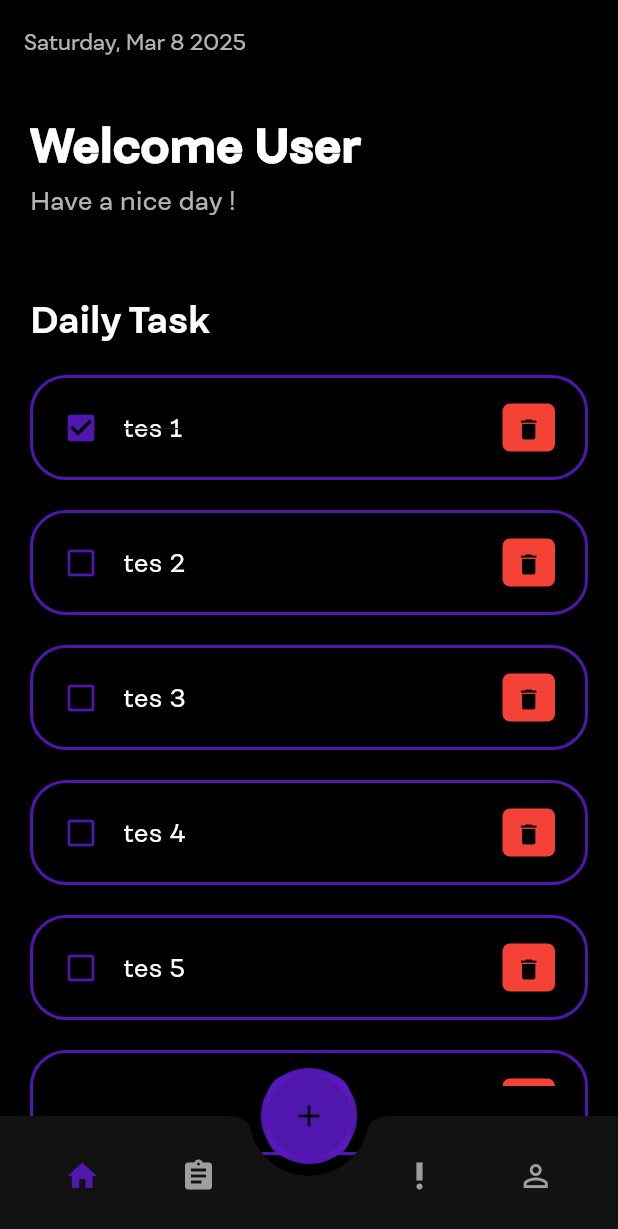
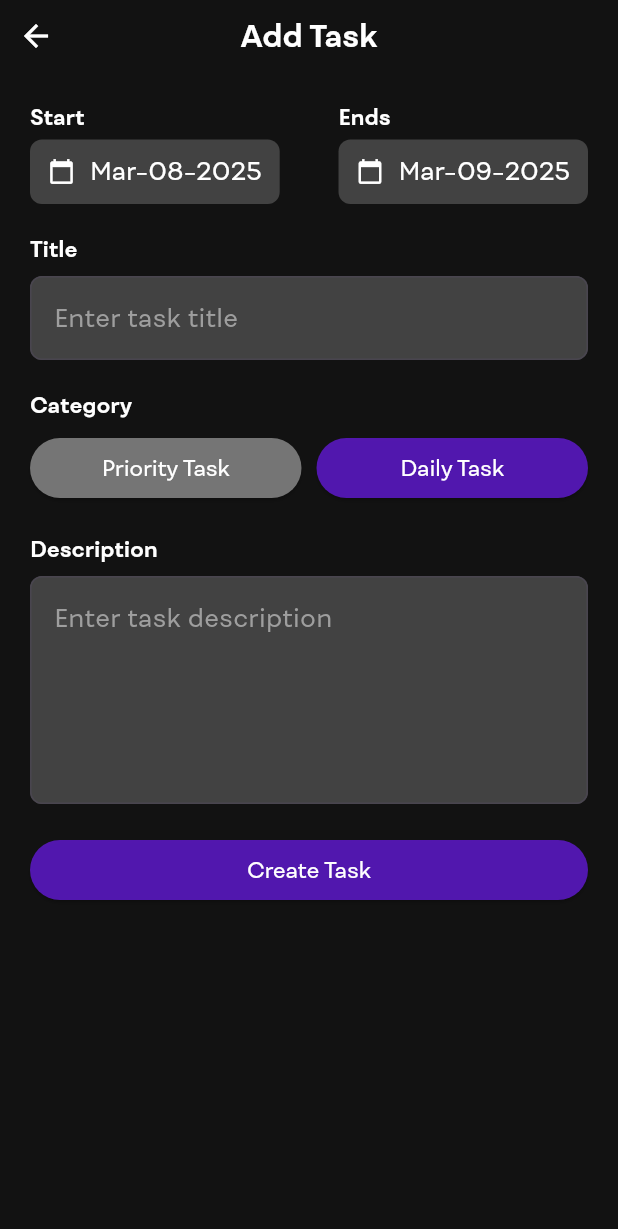
Before and after one commit to elgasing23/Ristek_M-Naufal-Zhafran, a Flutter app: the screen it shows after launch, after a tap on the "add" icon, on a phone screen of 412 x 824 dp. Shown: the top 1229 px of the screen. Run offline on Flutter 3.47's test engine with Material 3 defaults, Android fonts, the phone set to English and light mode, and no system bars; project files that could hold a hidden picture were left out.

Commit message:
add and edit task page

```diff
--- /dev/null
+++ b/lib/pages/addtask.dart
@@ -0,0 +1,219 @@
+import 'package:flutter/material.dart';
+import 'package:intl/intl.dart';
+import 'package:ristek_todoapp/pages/todo.dart';
+
+class AddTaskPage extends StatefulWidget {
+  final Function(ToDo) onTaskAdded;
+  final ToDo? todo;
+
+  AddTaskPage({Key? key, required this.onTaskAdded, this.todo}) : super(key: key);
+
+  @override
+  _AddTaskPageState createState() => _AddTaskPageState();
+}
+
+class _AddTaskPageState extends State<AddTaskPage> {
+  final TextEditingController _titleController = TextEditingController();
+  final TextEditingController _descController = TextEditingController();
+  String category = "Daily Task";
+  String startDate = DateFormat('MMM-dd-yyyy').format(DateTime.now());
+  String endDate = DateFormat('MMM-dd-yyyy').format(DateTime.now().add(Duration(days: 1)));
+
+  @override
+  void initState() {
+    super.initState();
+    if (widget.todo != null) {
+      _titleController.text = widget.todo!.todoText;
+      category = widget.todo!.category;
+    }
+  }
+
+  void _selectDate(bool isStart) async {
+    DateTime? pickedDate = await showDatePicker(
+      context: context,
+      initialDate: DateTime.now(),
+      firstDate: DateTime(2000),
+      lastDate: DateTime(2101),
+    );
+
+    if (pickedDate != null) {
+      setState(() {
+        if (isStart) {
+          startDate = DateFormat('MMM-dd-yyyy').format(pickedDate);
+        } else {
+          endDate = DateFormat('MMM-dd-yyyy').format(pickedDate);
+        }
+      });
+    }
+  }
+
+  void _saveTask() {
+    if (_titleController.text.isEmpty) return;
+
+    final newTask = ToDo(
+      id: widget.todo?.id ?? DateTime.now().millisecondsSinceEpoch.toString(),
+      todoText: _titleController.text,
+      category: category,
+    );
+
+    widget.onTaskAdded(newTask);
+    Navigator.pop(context);
+  }
+
+  @override
+  Widget build(BuildContext context) {
+    return Scaffold(
+      backgroundColor: const Color(0xFF121212),
+      body: Column(
+        children: [
+          Container(
+            decoration: const BoxDecoration(
+              color: Color(0xFF121212),
+            ),
+            child: SafeArea(
+              child: Stack(
+                children: [
+                  Align(
+                    alignment: Alignment.center,
+                    child: Padding(
+                    padding: EdgeInsets.only(top: 10),
+                    child: Text(
+                      widget.todo == null ? "Add Task" : "Edit Task",
+                      style: TextStyle(
+                        color: Colors.white,
+                        fontSize: 20,
+                        fontWeight: FontWeight.bold,
+                      ),
+                    ),
+                    ),
+                  ),
+                  Align(
+                    alignment: Alignment.centerLeft,
+                    child: IconButton(
+                      icon: const Icon(Icons.arrow_back, color: Colors.white),
+                      onPressed: () => Navigator.pop(context),
+                    ),
+                  ),
+                ],
+              ),
+            ),
+          ),
+          Expanded(
+            child: Container(
+              padding: const EdgeInsets.all(20),
+              child: Column(
+                crossAxisAlignment: CrossAxisAlignment.start,
+                children: [
+                  Row(
+                    mainAxisAlignment: MainAxisAlignment.spaceBetween,
+                    children: [
+                      _buildDatePicker("Start", startDate, () => _selectDate(true)),
+                      _buildDatePicker("Ends", endDate, () => _selectDate(false)),
+                    ],
+                  ),
+                  const SizedBox(height: 20),
+                  _buildTextField("Title", "Enter task title", controller: _titleController),
+                  const SizedBox(height: 20),
+                  _buildCategoryButtons(),
+                  const SizedBox(height: 20),
+                  _buildTextField("Description", "Enter task description", maxLines: 5, controller: _descController),
+                  const SizedBox(height: 20),
+                  SizedBox(
+                    width: double.infinity,
+                    child: ElevatedButton(
+                      onPressed: _saveTask,
+                      style: ElevatedButton.styleFrom(backgroundColor: const Color.fromARGB(232, 88, 24, 190)),
+                      child: Text(widget.todo == null ? "Create Task" : "Save Task", style: const TextStyle(color: Colors.white)),
+                    ),
+                  ),
+                ],
+              ),
+            ),
+          ),
+        ],
+      ),
+    );
+  }
+
+  Widget _buildDatePicker(String label, String date, VoidCallback onTap) {
+    return Column(
+      crossAxisAlignment: CrossAxisAlignment.start,
+      children: [
+        Text(label, style: const TextStyle(fontWeight: FontWeight.bold, color: Colors.white)),
+        const SizedBox(height: 5),
+        GestureDetector(
+          onTap: onTap,
+          child: Container(
+            padding: const EdgeInsets.symmetric(horizontal: 12, vertical: 10),
+            decoration: BoxDecoration(
+              color: Colors.grey[800],
+              borderRadius: BorderRadius.circular(8),
+            ),
+            child: Row(
+              children: [
+                const Icon(Icons.calendar_today, color: Colors.white, size: 18),
+                const SizedBox(width: 10),
+                Text(date, style: const TextStyle(color: Colors.white, fontSize: 16)),
+              ],
+            ),
+          ),
+        ),
+      ],
+    );
+  }
+
+  Widget _buildTextField(String label, String hint, {int maxLines = 1, required TextEditingController controller}) {
+    return Column(
+      crossAxisAlignment: CrossAxisAlignment.start,
+      children: [
+        Text(label, style: const TextStyle(fontWeight: FontWeight.bold, color: Colors.white)),
+        const SizedBox(height: 8),
+        TextField(
+          controller: controller,
+          maxLines: maxLines,
+          style: const TextStyle(color: Colors.white),
+          decoration: InputDecoration(
+            hintText: hint,
+            hintStyle: const TextStyle(color: Colors.grey),
+            border: OutlineInputBorder(borderRadius: BorderRadius.circular(8)),
+            filled: true,
+            fillColor: Colors.grey[800],
+          ),
+        ),
+      ],
+    );
+  }
+
+  Widget _buildCategoryButtons() {
+    return Column(
+      crossAxisAlignment: CrossAxisAlignment.start,
+      children: [
+        const Text("Category", style: TextStyle(fontWeight: FontWeight.bold, color: Colors.white)),
+        const SizedBox(height: 8),
+        Row(
+          children: [
+            Expanded(
+              child: ElevatedButton(
+                onPressed: () => setState(() => category = "Priority Task"),
+                style: ElevatedButton.styleFrom(
+                  backgroundColor: category == "Priority Task" ? const Color.fromARGB(232, 88, 24, 190) : Colors.grey[600],
+                ),
+                child: const Text("Priority Task", style: TextStyle(color: Colors.white)),
+              ),
+            ),
+            const SizedBox(width: 10),
+            Expanded(
+              child: ElevatedButton(
+                onPressed: () => setState(() => category = "Daily Task"),
+                style: ElevatedButton.styleFrom(
+                  backgroundColor: category == "Daily Task" ? const Color.fromARGB(232, 88, 24, 190) : Colors.grey[600],
+                ),
+                child: const Text("Daily Task", style: TextStyle(color: Colors.white)),
+              ),
+            ),
+          ],
+        ),
+      ],
+    );
+  }
+}
--- a/lib/pages/home.dart
+++ b/lib/pages/home.dart
@@ -2,11 +2,42 @@ import 'package:flutter/material.dart';
 import 'package:intl/intl.dart';
 import 'package:ristek_todoapp/pages/todo.dart';
 import 'package:ristek_todoapp/pages/todo_item.dart';
+import 'package:ristek_todoapp/pages/addtask.dart';
 
-class MyWidget extends StatelessWidget {
+class MyWidget extends StatefulWidget {
   MyWidget({super.key});
 
-  final todosList = ToDo.todoList();
+  @override
+  MyWidgetState createState() => MyWidgetState();
+}
+
+class MyWidgetState extends State<MyWidget> {
+  List<ToDo> todosList = [];
+
+
+  void addTask(ToDo newTask) {
+    setState(() {
+      todosList.add(newTask);
+    });
+  }
+
+  void editTask(ToDo task) {
+    Navigator.push(
+      context,
+      MaterialPageRoute(
+        builder: (context) => AddTaskPage(
+          onTaskAdded: (updatedTask) {
+            setState(() {
+              int index = todosList.indexWhere((t) => t.id == task.id);
+              todosList[index] = updatedTask;
+            });
+          },
+          todo: task,
+        ),
+      ),
+    );
+  }
+
   @override
   Widget build(BuildContext context) {
     String tanggal = DateFormat('EEEE, MMM d yyyy').format(DateTime.now());
@@ -53,7 +84,14 @@ class MyWidget extends StatelessWidget {
           ),
         ),
         child: FloatingActionButton(
-          onPressed: () {},
+          onPressed: () {
+            Navigator.push(
+              context,
+              MaterialPageRoute(
+                builder: (context) => AddTaskPage(onTaskAdded: addTask),
+              ),
+            );
+          },
           backgroundColor: const Color.fromARGB(232, 88, 24, 190),
           elevation: 0,
           child: Icon(Icons.add, color: Colors.black),
@@ -107,9 +145,11 @@ class MyWidget extends StatelessWidget {
                     ),
                   ),
 
-                  for ( ToDo todo in todosList)
-                    TodoItem(todo: todo,),
-
+                  for (ToDo todo in todosList)
+                    GestureDetector(
+                      onTap: () => editTask(todo),
+                      child: TodoItem(todo: todo, onTodoToggle: (String id) {  },),
+                    ),
                 ],
               ),
             ),
--- a/lib/pages/todo.dart
+++ b/lib/pages/todo.dart
@@ -1,22 +1,14 @@
 class ToDo {
   String? id;
   String todoText;
+  String category;
   bool isDone;
 
-  ToDo({
-    required this.id,
-    required this.todoText,
-    this.isDone = false,
-  });
+  ToDo({required this.id, required this.category, required this.todoText, this.isDone = false});
 
   static List<ToDo> todoList() {
     return [
-      ToDo(id: '01', todoText: "tes 1", isDone: true),
-      ToDo(id: '02', todoText: "tes 2"),
-      ToDo(id: '03', todoText: "tes 3"),
-      ToDo(id: '04', todoText: "tes 4"),
-      ToDo(id: '05', todoText: "tes 5"),
-      ToDo(id: '06', todoText: "tes 6"),
+
     ];
   }
 }
--- a/lib/pages/todo_item.dart
+++ b/lib/pages/todo_item.dart
@@ -1,16 +1,29 @@
 import 'package:flutter/material.dart';
+import 'package:ristek_todoapp/pages/addtask.dart';
 import 'package:ristek_todoapp/pages/todo.dart';
 
 class TodoItem extends StatelessWidget {
   final ToDo todo;
-  const TodoItem({Key? key, required this.todo}) : super(key: key);
+  const TodoItem({Key? key, required this.todo, required void Function(String id) onTodoToggle}) : super(key: key);
 
   @override
   Widget build(BuildContext context) {
     return Container(
       margin: EdgeInsets.only(bottom: 20),
       child: ListTile(
-        onTap: () {},
+        onTap: () {
+            Navigator.push(
+      context,
+      MaterialPageRoute(
+        builder: (context) => AddTaskPage(
+          onTaskAdded: (updatedTask) {
+
+          },
+          todo: todo,
+        ),
+      ),
+    );
+        },
         shape: RoundedRectangleBorder(
           borderRadius: BorderRadius.circular(24),
           side: BorderSide(
```
